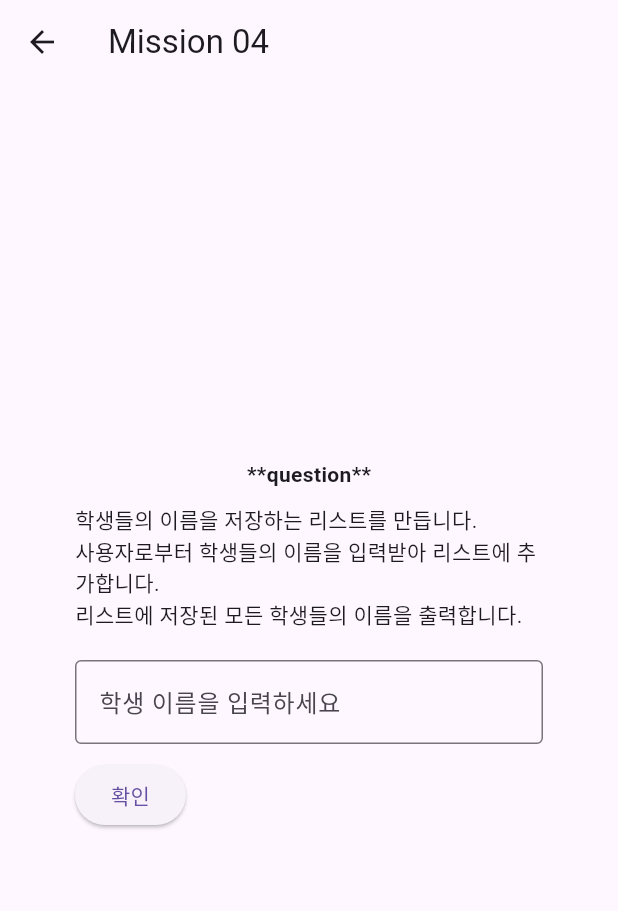
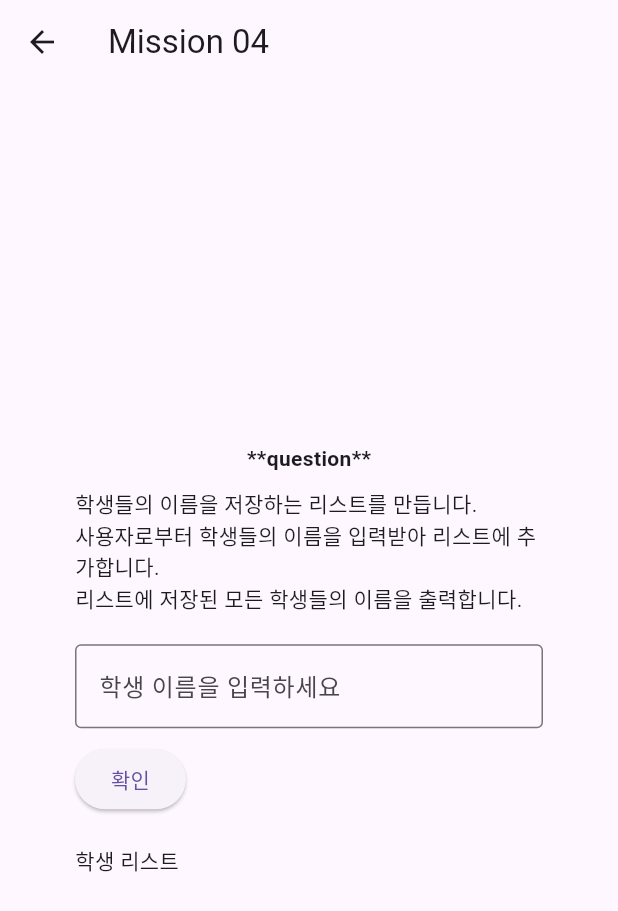
Before and after one commit to drfxsw/flutter_pre, a Flutter app: the Mission04Screen screen opened directly, on a phone screen of 412 x 824 dp. Shown: the top 911 px of the screen. Run offline on Flutter 3.47's test engine with Material 3 defaults, Android fonts, the phone set to English and light mode, and no system bars.

Commit message:
feat: 미션4

```diff
--- a/lib/components/mission_04.dart
+++ b/lib/components/mission_04.dart
@@ -74,6 +74,7 @@ class _Mission04ScreenState extends State<Mission04Screen> {
               child: Column(
                 crossAxisAlignment: CrossAxisAlignment.start,
                 children: <Widget>[
+                  Text('학생 리스트'),
                   // 학생 이름을 출력하는 리스트
                   for (String student in students)
                     Text(
```
